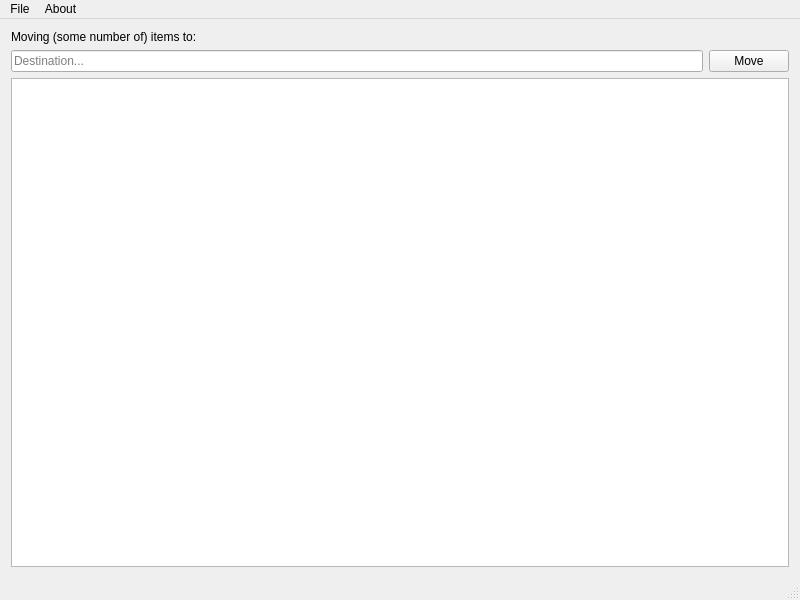
Old version of the form src/quick_move/main_window.ui in the repository 1j01/quick-move.
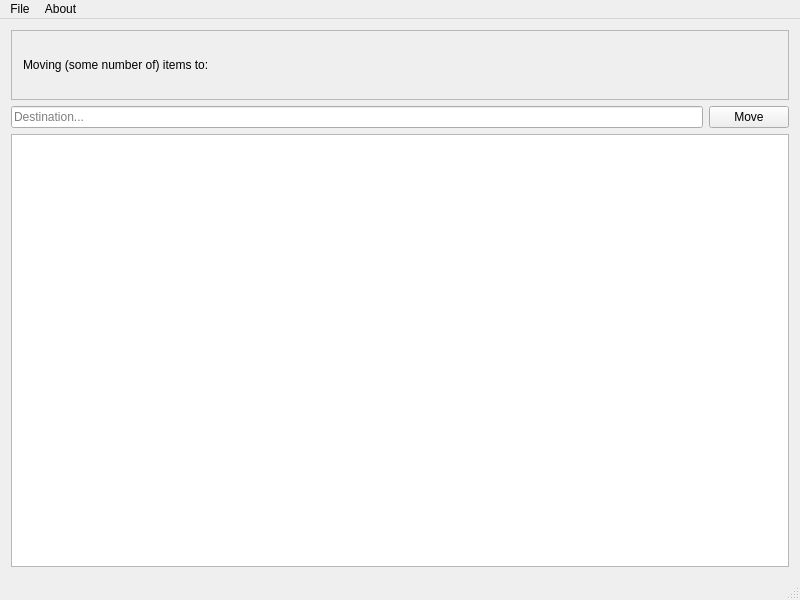
New version of the form.

Commit message:
Let selected files list scroll instead of expanding window
Adding a scroll area changed the default focus so I had to add a setFocus() call.

```diff
--- a/src/quick_move/main_window.ui
+++ b/src/quick_move/main_window.ui
@@ -16,10 +16,35 @@
   <widget class="QWidget" name="centralwidget">
    <layout class="QVBoxLayout" name="verticalLayout">
     <item>
-     <widget class="QLabel" name="payloadLabel">
-      <property name="text">
-       <string>Moving (some number of) items to:</string>
+     <widget class="QScrollArea" name="scrollArea">
+      <property name="sizePolicy">
+       <sizepolicy hsizetype="Minimum" vsizetype="Minimum">
+        <horstretch>0</horstretch>
+        <verstretch>0</verstretch>
+       </sizepolicy>
       </property>
+      <property name="widgetResizable">
+       <bool>true</bool>
+      </property>
+      <widget class="QWidget" name="scrollAreaWidgetContents">
+       <property name="geometry">
+        <rect>
+         <x>0</x>
+         <y>0</y>
+         <width>780</width>
+         <height>68</height>
+        </rect>
+       </property>
+       <layout class="QVBoxLayout" name="verticalLayout_2">
+        <item>
+         <widget class="QLabel" name="payloadLabel">
+          <property name="text">
+           <string>Moving (some number of) items to:</string>
+          </property>
+         </widget>
+        </item>
+       </layout>
+      </widget>
      </widget>
     </item>
     <item>
```
The commit also changes 2 other files.
